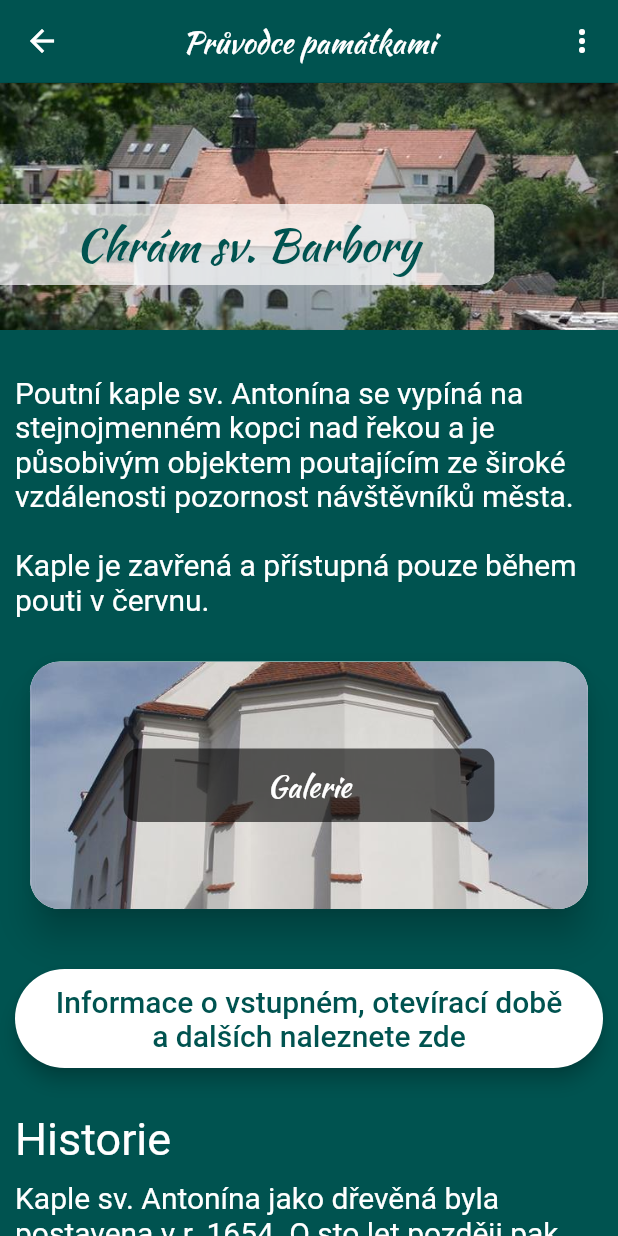
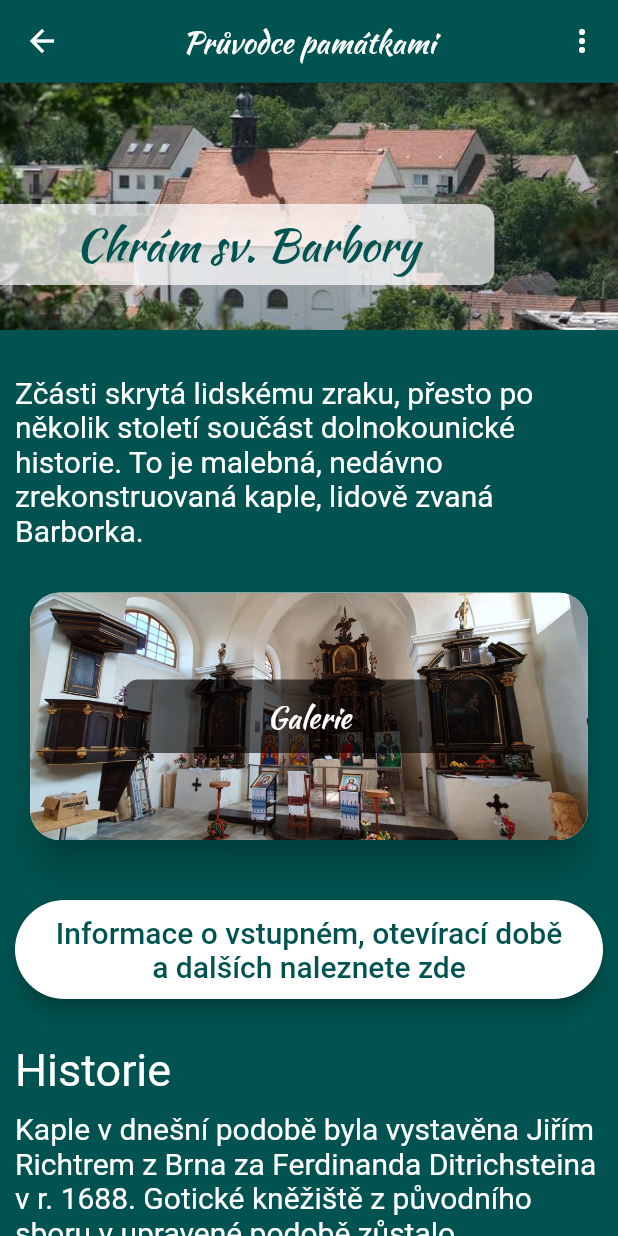
Before and after one commit to zowelu/dolni_kounice, a Flutter app: the MonumentsStBarbaraChurch screen opened by its route, on a phone screen of 412 x 824 dp. Run offline on Flutter 3.47's test engine with Material 2 defaults, Android fonts, the phone set to English and light mode, and no system bars; our stand-ins replace audioplayers, photo_view, splashscreen.

Commit message:
kompletování monuments barborky v monuments_st_barbora_church.dart

```diff
--- a/lib/screens/monuments/monuments_st_barbora_church.dart
+++ b/lib/screens/monuments/monuments_st_barbora_church.dart
@@ -31,10 +31,10 @@ class MonumentsStBarbaraChurch extends StatelessWidget {
       listOfWidget: [
         TextDefaultStandart(
             text:
-            'Poutní kaple sv. Antonína se vypíná na stejnojmenném kopci nad řekou a je působivým objektem poutajícím ze široké vzdálenosti pozornost návštěvníků města.\n\nKaple je zavřená a přístupná pouze během pouti v červnu.'),
+            'Zčásti skrytá lidskému zraku, přesto po několik století součást dolnokounické historie. To je malebná, nedávno zrekonstruovaná kaple, lidově zvaná Barborka.'),
         SizedBox(height: kDMarginLarger),
         ChoiceContainer(
-            assetImageOfChoice: stBarbaraChurch.imageGallery[1],
+            assetImageOfChoice: stBarbaraChurch.imageGallery[4],
             textOfChoice: 'Galerie',
             onTap: () {
               Navigator.push(
@@ -66,41 +66,8 @@ class MonumentsStBarbaraChurch extends StatelessWidget {
         SizedBox(height: kDMargin),
         TextDefaultStandart(
           text:
-          'Kaple sv. Antonína jako dřevěná byla postavena v r. 1654. O sto let později pak byla nahrazena stavbou zděnou, neboť nestačila velkému počtu poutníků. Náklady na stavbu hradil kníže Karel Maxmilián z Dietrichsteina. Kaple byla postavena brněnským stavitelem Františkem Antonínem Grimmem, který žil v letech 1710 až 1784. Tento barokní stavitel a architekt projektoval např. Zábrdovický zámek a zámek v Napajedlech. Je pohřben i se svým otcem v brněnské kapucínské hrobce. Podle jeho projektu byl také stavěn zámek v Kupařovicích. Byl dvorním stavitelem knížat z Dietrichsteina v té době. Budova kaple má velkou klenutou kopuli a tři vchody - hlavní a dva boční.\n\nJak uvádí zakládací listina z 30. dubna 1654, její vybudování iniciovali dolnokouničtí občané k poctě patronů sv. Antonína Padovánského a sv. Floriána… „aby se přimluvili za obyvatele, kteří každoročně strádají různými ohni a záplavami“. Ke stavbě přispěly okolní obce Pravlov, Němčičky, Kupařovice, Malešovice, Odrovice a další z kounického knížecího panství.',
+          'Kaple v dnešní podobě byla vystavěna Jiřím Richtrem z Brna za Ferdinanda Ditrichsteina v r. 1688. Gotické kněžiště z původního sboru v upravené podobě zůstalo zachováno a k němu byla přistavěna renesanční přístavba vlastní kaple, nad jejímž vchodem je znak Dietrichsteinů (vinařské nože) s uvedeným letopočtem. Původně zde měla sekta bratří Valdenských a Boleslavských svoji modlitebnu - sbor v gotickém slohu - které Jan ze Žerotína daroval svůj dům. V roce 1560 k němu daroval dům také Jiří ze Zástřizl, aby v něm správce sboru bydlel a bratří měli kde provozovat své řemeslo.\n\nPo zatopení a uzavření starého farního kostela u řeky v r. 1862 zde byly se souhlasem mikulovských Dietrichsteinů až do roku 1879 konány všechny katolické bohoslužby, křty, svatby a pohřby. Kaple ovšem tomuto účelu sloužila jen jako nevyhovující, malé provizorium a to jen do doby, než byl postaven a otevřen nový farní kostel.\n\nPo první světové válce v r. 1921 kapli sv. Fabiána a Šebestiána kounické obecní zastupitelstvo pronajalo nově vzniklé Církvi československé husitské na dobu 15 let. V devadesátých letech 20. století byla kaple za pomoci města důkladně opravena a pravidelně se zde konají nedělní pravoslavné bohoslužby. Bývají zde také pořádány výstavy nebo koncerty duchovní a vážné hudby, jako např. každoročně ve vánočním období nebo i při jiných příležitostech v průběhu roku. Kaple je majetkem Pravoslavné církevní obce.',
         ),
-        SizedBox(
-          height: kDMargin,
-        ),
-        ImageOnPageWithOnTap(
-          assetImage: stBarbaraChurch.imageGallery[3],
-          onTap: () {
-            Navigator.push(
-              context,
-              MaterialPageRoute(
-                builder: (context) => SinglePhotoViewPage(
-                    assetImage: stBarbaraChurch.imageGallery[3]),
-              ),
-            );
-          },
-        ),
-        ImageOnPageWithOnTap(
-          assetImage: stBarbaraChurch.imageGallery[4],
-          onTap: () {
-            Navigator.push(
-              context,
-              MaterialPageRoute(
-                builder: (context) => SinglePhotoViewPage(
-                    assetImage: stBarbaraChurch.imageGallery[4]),
-              ),
-            );
-          },
-        ),
-        SizedBox(
-          height: kDMargin,
-        ),
-        TextDefaultStandart(
-            text:
-            'Kapličky - jednotlivá zastavení křížové cesty - byly vybudovány někdy na počátku 19. století. Roku 1899 byly do jednotlivých zastavení pořízeny z Blanska litinové plastiky, každá o hmotnosti padesát kilogramů. Původně tam byly obrazy staré křížové cesty z kostela u řeky, jenž byl po povodni roku 1862 zbourán. Staré obrazy ze zastavení se poděly neznámo kam.\n\nV roce 1948 byla kaple, poškozená válečnými událostmi, opravena. Další generální oprava začala roku 2013. Práce začaly vysekáním dřevin a od července probíhaly hlavní práce na střeše. Rekonstrukce kaple pokračovala v roce 2015 opravou fasády.\n\nTradiční pouť ke svatému Antonínovi se koná každoročně v červnu. Majitelem kaple je církev Římskokatolická.'),
       ],
     );
   }
```
